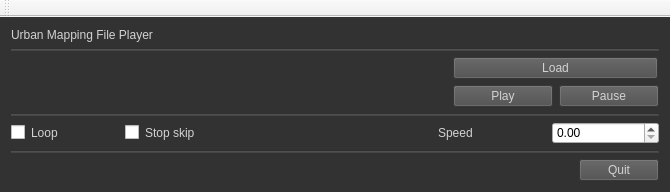
Before: the Qt Designer form src/mainwindow.ui in RPM-Robotics-Lab/file_player_complex_urban, drawn with Qt 5.
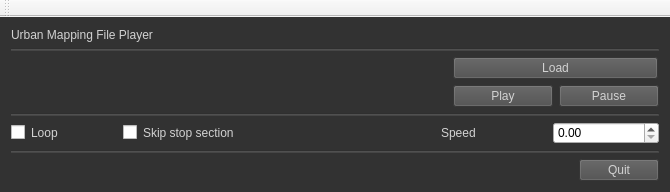
After: the same form once the commit is applied.

Commit message: check button name

Patch:
```diff
--- a/src/mainwindow.ui
+++ b/src/mainwindow.ui
@@ -188,7 +188,7 @@
       <item>
        <widget class="QCheckBox" name="checkBox_2">
         <property name="text">
-         <string>Stop skip</string>
+         <string>Skip stop section</string>
         </property>
        </widget>
       </item>
```
